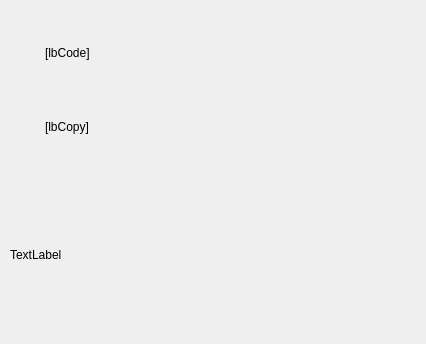
Mercury13/unicodia, file Unicodia/FmPopupChar.ui: the form before one commit.
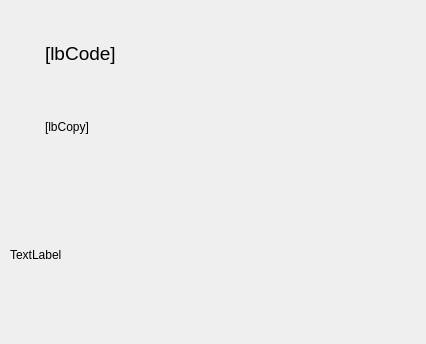
The form after the commit. Custom widgets are drawn as their Qt base class.

Commit message: Better, shrink fonts somehow

Diff of the .ui file:
```diff
--- a/Unicodia/FmPopupChar.ui
+++ b/Unicodia/FmPopupChar.ui
@@ -74,6 +74,12 @@
            <layout class="QVBoxLayout" name="verticalLayout_2">
             <item>
              <widget class="QLabel" name="lbCode">
+              <property name="font">
+               <font>
+                <pointsize>14</pointsize>
+                <stylestrategy>PreferAntialias</stylestrategy>
+               </font>
+              </property>
               <property name="text">
                <string>[lbCode]</string>
               </property>
```
